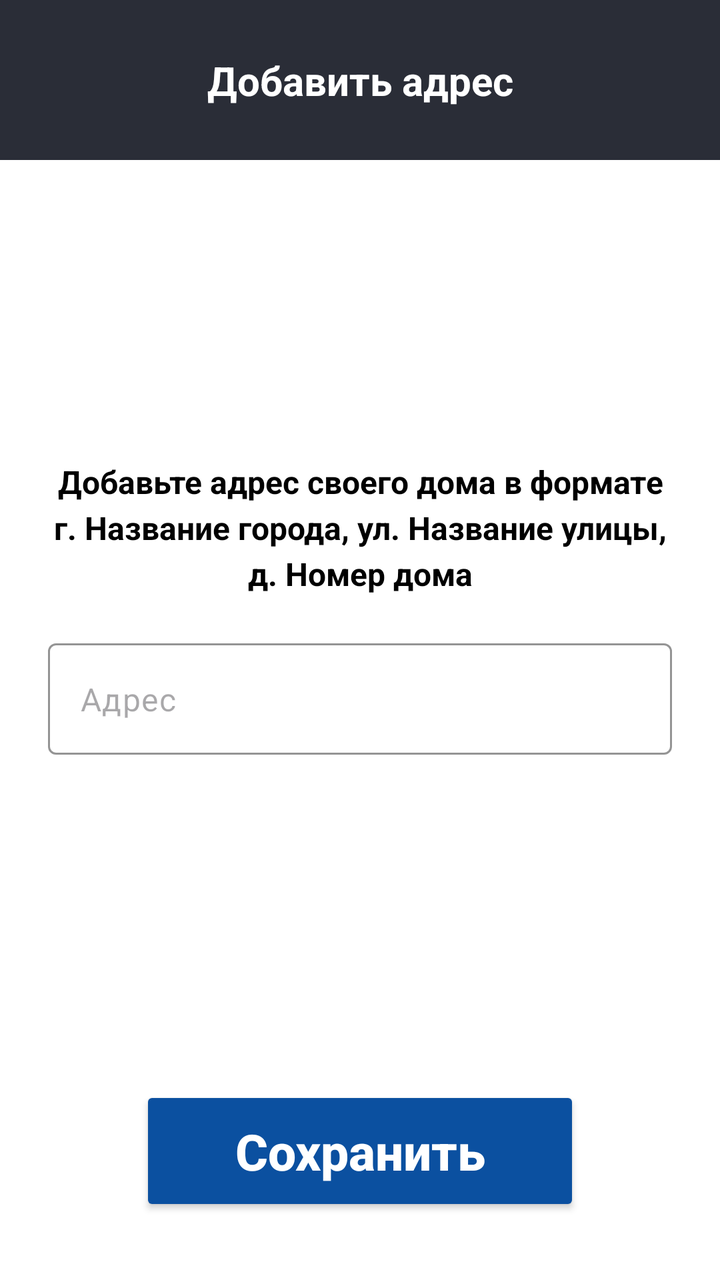
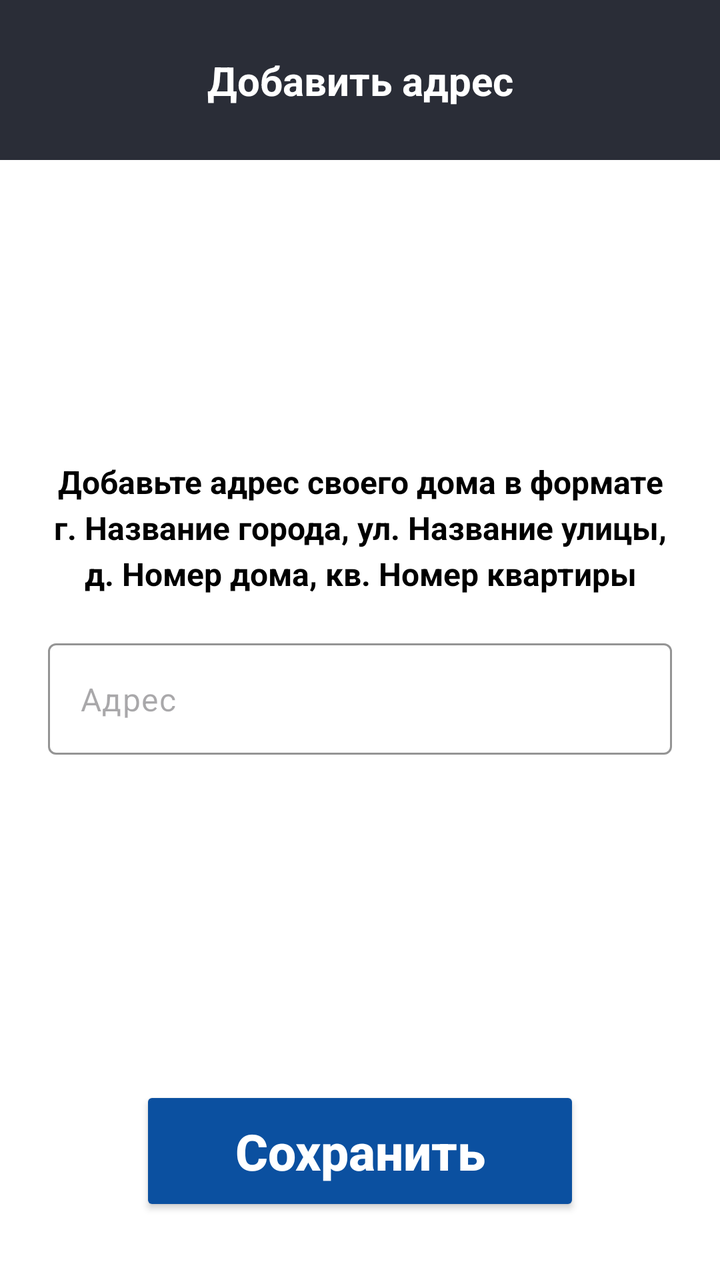

Screens rendered from an Android XML layout before and after an edit, with the pre-edit source and the edit as a unified diff.
<!-- AndroidManifest.xml: application theme Theme.HomeSmartPractice -->
<!-- res/layout/activity_address.xml -->
<?xml version="1.0" encoding="utf-8"?>
<androidx.constraintlayout.widget.ConstraintLayout
    xmlns:android="http://schemas.android.com/apk/res/android"
    xmlns:app="http://schemas.android.com/apk/res-auto"
    xmlns:tools="http://schemas.android.com/tools"
    android:layout_width="match_parent"
    android:layout_height="match_parent"
    android:background="#FFFFFF">

    <View
        android:id="@+id/headerBackground"
        android:layout_width="0dp"
        android:layout_height="80dp"
        android:background="#2A2D37"
        app:layout_constraintEnd_toEndOf="parent"
        app:layout_constraintStart_toStartOf="parent"
        app:layout_constraintTop_toTopOf="parent" />

    <TextView
        android:id="@+id/tvTitle"
        android:layout_width="wrap_content"
        android:layout_height="wrap_content"
        android:text="Добавить адрес"
        android:textColor="#FFFFFF"
        android:textSize="20sp"
        android:textStyle="bold"
        app:layout_constraintBottom_toBottomOf="@id/headerBackground"
        app:layout_constraintEnd_toEndOf="parent"
        app:layout_constraintStart_toStartOf="parent"
        app:layout_constraintTop_toTopOf="@id/headerBackground" />

    <TextView
        android:id="@+id/tvInstructions"
        android:layout_width="0dp"
        android:layout_marginTop="150dp"
        android:layout_height="wrap_content"
        android:layout_marginStart="24dp"
        android:layout_marginEnd="24dp"
        android:gravity="center"
        android:lineSpacingExtra="4dp"
        android:text="Добавьте адрес своего дома в формате г. Название города, ул. Название улицы, д. Номер дома"
        android:textColor="#000000"
        android:textSize="16sp"
        android:textStyle="bold"
        app:layout_constraintBottom_toTopOf="@id/fieldAddress"
        app:layout_constraintEnd_toEndOf="parent"
        app:layout_constraintStart_toStartOf="parent"
        app:layout_constraintTop_toBottomOf="@id/headerBackground"
        app:layout_constraintVertical_chainStyle="packed" />


    <com.google.android.material.textfield.TextInputLayout
        android:id="@+id/fieldAddress"
        android:layout_width="0dp"
        android:layout_height="wrap_content"
        android:layout_marginStart="24dp"
        android:layout_marginTop="24dp"
        android:layout_marginEnd="24dp"
        app:boxBackgroundMode="outline"
        app:boxStrokeColor="#0B50A0"
        app:hintEnabled="false"
        app:layout_constraintEnd_toEndOf="parent"
        app:layout_constraintStart_toStartOf="parent"
        app:layout_constraintTop_toBottomOf="@id/tvInstructions">

        <com.google.android.material.textfield.TextInputEditText
            android:id="@+id/etAddress"
            android:layout_width="match_parent"
            android:layout_height="wrap_content"
            android:hint="Адрес"
            android:inputType="text"
            android:textColor="#000000"
            android:textSize="16sp" />
    </com.google.android.material.textfield.TextInputLayout>


    <Button
        android:id="@+id/btnSave"
        android:textStyle="bold"
        android:layout_width="0dp"
        android:layout_height="65dp"
        android:layout_marginHorizontal="70dp"
        android:layout_marginBottom="32dp"
        android:backgroundTint="#0B50A0"
        android:text="Сохранить"
        android:textAllCaps="false"
        android:textColor="#FFFFFF"
        android:textSize="25dp"
        app:cornerRadius="12dp"
        app:layout_constraintBottom_toBottomOf="parent"
        app:layout_constraintEnd_toEndOf="parent"
        app:layout_constraintStart_toStartOf="parent" />

</androidx.constraintlayout.widget.ConstraintLayout>
<!-- resources referenced by this layout -->
<resources>
  <style name="Theme.HomeSmartPractice" parent="Base.Theme.HomeSmartPractice" />
  <style name="Base.Theme.HomeSmartPractice" parent="Theme.Material3.DayNight.NoActionBar">
          
          
      </style>
</resources>

<!-- the commit's change to res/layout/activity_address.xml (unified diff, before → after) -->
@@ -38,7 +38,7 @@
         android:layout_marginEnd="24dp"
         android:gravity="center"
         android:lineSpacingExtra="4dp"
-        android:text="Добавьте адрес своего дома в формате г. Название города, ул. Название улицы, д. Номер дома"
+        android:text="Добавьте адрес своего дома в формате г. Название города, ул. Название улицы, д. Номер дома, кв. Номер квартиры"
         android:textColor="#000000"
         android:textSize="16sp"
         android:textStyle="bold"
